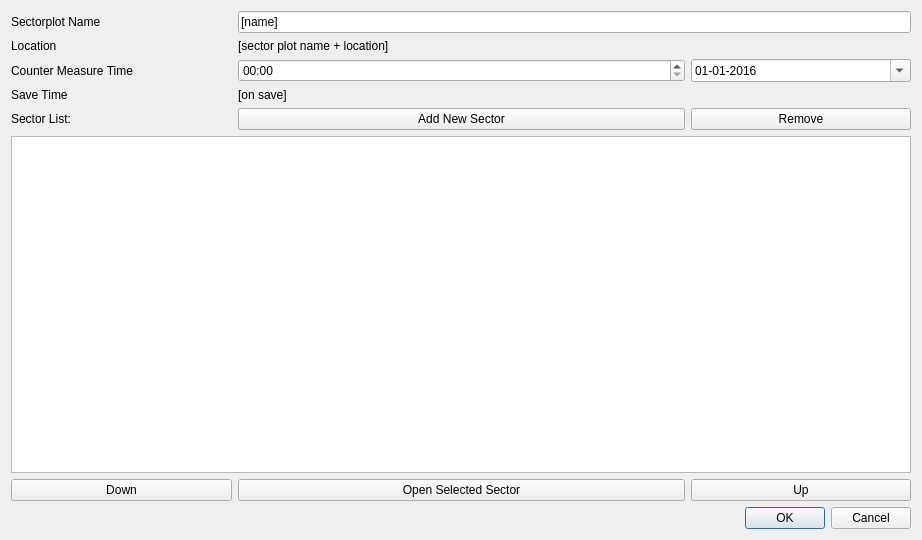
Qt form SectorPlot/sectorplot_sectorplotset_dialog_base.ui (rduivenvoorde/sectorplot) before a commit.
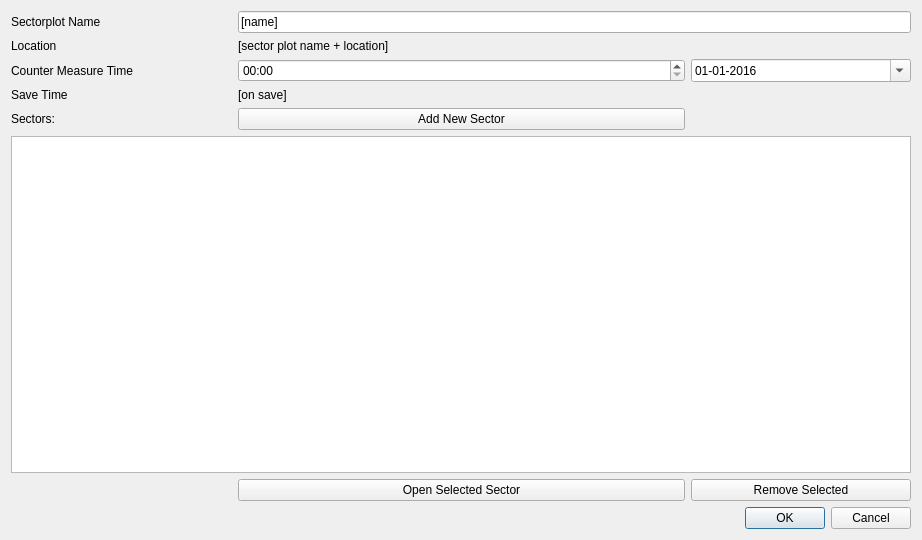
The same form after that commit.

What changed in the file:
```diff
--- a/SectorPlot/sectorplot_sectorplotset_dialog_base.ui
+++ b/SectorPlot/sectorplot_sectorplotset_dialog_base.ui
@@ -17,7 +17,7 @@
    <item row="5" column="0">
     <widget class="QLabel" name="label_5">
      <property name="text">
-      <string>Sector List:</string>
+      <string>Sectors:</string>
      </property>
     </widget>
    </item>
@@ -69,13 +69,6 @@
      </property>
     </widget>
    </item>
-   <item row="7" column="3">
-    <widget class="QPushButton" name="pushButton_2">
-     <property name="text">
-      <string>Up</string>
-     </property>
-    </widget>
-   </item>
    <item row="2" column="1" colspan="2">
     <widget class="QTimeEdit" name="time_edit_countermeasure">
      <property name="displayFormat">
@@ -110,13 +103,6 @@
      </property>
     </widget>
    </item>
-   <item row="7" column="0">
-    <widget class="QPushButton" name="pushButton">
-     <property name="text">
-      <string>Down</string>
-     </property>
-    </widget>
-   </item>
    <item row="2" column="0">
     <widget class="QLabel" name="label_8">
      <property name="text">
@@ -138,10 +124,10 @@
      </property>
     </widget>
    </item>
-   <item row="5" column="3">
-    <widget class="QPushButton" name="pushButton_3">
+   <item row="7" column="3">
+    <widget class="QPushButton" name="btn_remove_selected_sectors">
      <property name="text">
-      <string>Remove</string>
+      <string>Remove Selected</string>
      </property>
     </widget>
    </item>
```
